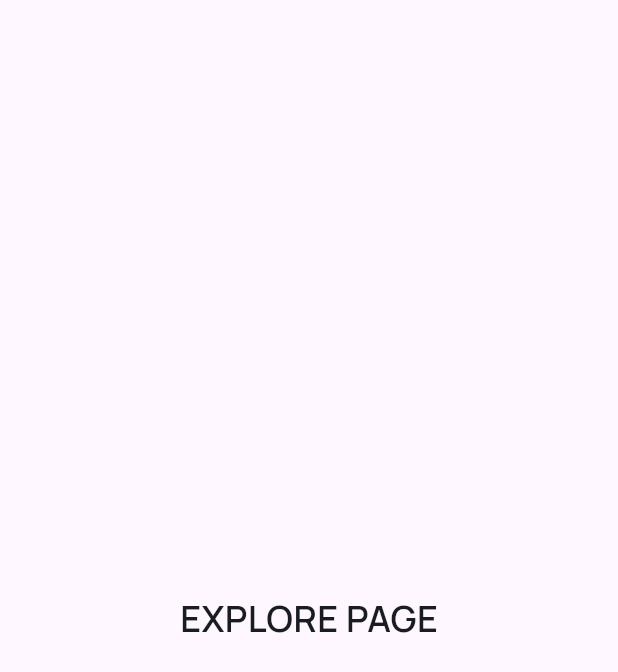
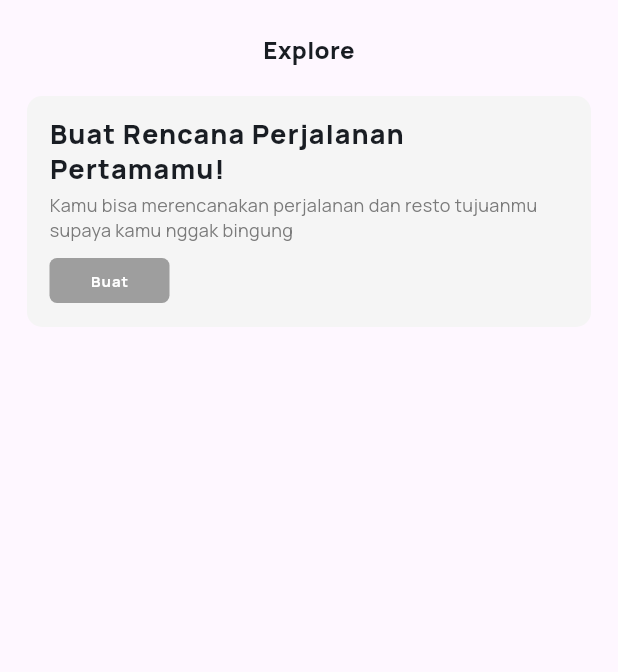
Before and after one commit to sayagaffy/musafir, a Flutter app: the ExplorePage screen opened directly, on a phone screen of 412 x 824 dp. Shown: the top 672 px of the screen. Run offline on Flutter 3.47's test engine with Material 3 defaults, Android fonts, the phone set to English and light mode, and no system bars; our stand-ins replace get, google_fonts, google_maps_flutter, location, persistent_bottom_nav_bar_v2, shared_preferences; accounts and stored records are empty.

Commit message:
new explore page

```diff
--- a/lib/controllers/auth_controller.dart
+++ b/lib/controllers/auth_controller.dart
@@ -30,14 +30,13 @@ class AuthController extends GetxController implements GetxService {
     return responseModel;
   }
 
-  Future<ResponseModel> login(
-      String email, String phone, String password) async {
+  Future<ResponseModel> login(String email, String password) async {
     // print("Getting token");
     // authRepo.getUserToken();
     print(authRepo.getUserToken().toString());
     _isLoading = true;
     update();
-    Response response = await authRepo.login(email, phone, password);
+    Response response = await authRepo.login(email, password);
     late ResponseModel responseModel;
 
     if (response.statusCode == 200) {
--- a/lib/data/api/api_client.dart
+++ b/lib/data/api/api_client.dart
@@ -38,9 +38,10 @@ class ApiClient extends GetConnect implements GetxService {
 
   Future<Response> posData(String uri, dynamic body) async {
     try {
-      Response response = await post(uri, body, headers: _mainHeaders);
+      Response response = await post(uri, body);
       print(uri.toString());
       print(body.toString());
+      print(_mainHeaders.toString());
       return response;
     } catch (e) {
       print(e.toString());
--- a/lib/data/repository/auth_repo.dart
+++ b/lib/data/repository/auth_repo.dart
@@ -27,10 +27,9 @@ class AuthRepo {
     return await sharedPreferences.getString(AppConstans.TOKEN) ?? "None";
   }
 
-  Future<Response> login(String email, String phone, String password) async {
+  Future<Response> login(String email, String password) async {
     dynamic data = jsonEncode(<String, String>{
       'email': email,
-      'phone': phone,
       'password': password,
     });
     return await apiClient.posData(AppConstans.LOGIN_URI, data);
--- a/lib/routes/routes_helper.dart
+++ b/lib/routes/routes_helper.dart
@@ -1,6 +1,8 @@
 import 'package:get/get.dart';
 import 'package:musafir/ui/pages/auth/sign_in_page.dart';
 import 'package:musafir/ui/pages/auth/sign_up_page.dart';
+import 'package:musafir/ui/pages/explore/explore_pages.dart';
+import 'package:musafir/ui/pages/explore/rencana_page.dart';
 import 'package:musafir/ui/pages/main_page.dart';
 import 'package:musafir/ui/pages/splash_widget.dart';
 
@@ -9,6 +11,8 @@ class RouteHelper {
   static const String sigIn = "/sign-in";
   static const String sigUp = "/sign-up";
   static const String initial = "/main";
+  static const String explore = "/explore";
+  static const String rencana = "/explore-rencana";
 
   // ignore: unnecessary_string_interpolations
   static String getSplashPage() => '$splashPage';
@@ -18,6 +22,10 @@ class RouteHelper {
   static String getsigInPage() => '$sigIn';
   // ignore: unnecessary_string_interpolations
   static String getsignUpPage() => '$sigUp';
+  // ignore: unnecessary_string_interpolations
+  static String getExplorePage() => '$explore';
+  // ignore: unnecessary_string_interpolations
+  static String getRencanaPage() => '$rencana';
 
   static List<GetPage> routes = [
     GetPage(
@@ -39,5 +47,15 @@ class RouteHelper {
       page: () => const SignUpPage1(),
       transition: Transition.fade,
     ),
+    GetPage(
+      name: explore,
+      page: () => const ExplorePage(),
+      transition: Transition.leftToRight,
+    ),
+    GetPage(
+      name: rencana,
+      page: () => const RencanaPage(),
+      transition: Transition.rightToLeft,
+    ),
   ];
 }
--- /dev/null
+++ b/lib/ui/pages/explore/explore_pages.dart
@@ -0,0 +1,105 @@
+import 'package:flutter/material.dart';
+import 'package:get/get.dart';
+import 'package:musafir/routes/routes_helper.dart';
+import 'package:musafir/shared/theme.dart';
+
+class ExplorePage extends StatelessWidget {
+  const ExplorePage({super.key});
+
+  Widget header() {
+    return Container(
+      margin: const EdgeInsets.only(top: 21, bottom: 20),
+      width: double.infinity,
+      child: Center(
+        child: Text(
+          'Explore',
+          style: blackTextStyle.copyWith(
+            fontSize: 16,
+            fontWeight: extraBold,
+          ),
+        ),
+      ),
+    );
+  }
+
+  Widget cardPerjalanan() {
+    return Container(
+      margin: const EdgeInsets.only(
+        left: 18,
+        right: 18,
+      ),
+      decoration: BoxDecoration(
+        color: const Color(0xFFF5F5F5),
+        borderRadius: BorderRadius.circular(10),
+      ),
+      padding: const EdgeInsets.only(
+        top: 13,
+        bottom: 13,
+        left: 15,
+        right: 15,
+      ),
+      height: 154,
+      width: double.infinity,
+      child: Column(
+        crossAxisAlignment: CrossAxisAlignment.start,
+        children: [
+          Text(
+            'Buat Rencana Perjalanan\nPertamamu!',
+            style: blackTextStyle.copyWith(
+              fontWeight: extraBold,
+              fontSize: 18,
+              height: 1.3,
+              letterSpacing: 0.7,
+            ),
+          ),
+          const SizedBox(
+            height: 5,
+          ),
+          Text(
+            'Kamu bisa merencanakan perjalanan dan resto tujuanmu supaya kamu nggak bingung',
+            style: greyTextStyle.copyWith(fontSize: 12),
+          ),
+          const SizedBox(
+            height: 10,
+          ),
+          SizedBox(
+            height: 30,
+            width: 80,
+            child: TextButton(
+              onPressed: () {
+                Get.offNamed(RouteHelper.getRencanaPage());
+              },
+              style: TextButton.styleFrom(
+                backgroundColor: const Color(0xFF9E9E9E),
+                shape: RoundedRectangleBorder(
+                  borderRadius: BorderRadius.circular(5),
+                ),
+              ),
+              child: Text(
+                'Buat',
+                style: whiteTextStyle.copyWith(
+                  fontSize: 10,
+                  fontWeight: bold,
+                  letterSpacing: 0.7,
+                ),
+              ),
+            ),
+          ),
+        ],
+      ),
+    );
+  }
+
+  @override
+  Widget build(BuildContext context) {
+    return Scaffold(
+      body: Column(
+        crossAxisAlignment: CrossAxisAlignment.start,
+        children: [
+          header(),
+          cardPerjalanan(),
+        ],
+      ),
+    );
+  }
+}
--- a/lib/ui/pages/explore_pages.dart
+++ /dev/null
@@ -1,21 +0,0 @@
-import 'package:flutter/material.dart';
-import 'package:musafir/shared/theme.dart';
-
-class ExplorePage extends StatelessWidget {
-  const ExplorePage({super.key});
-
-  @override
-  Widget build(BuildContext context) {
-    return Scaffold(
-      body: Center(
-        child: Text(
-          'EXPLORE PAGE',
-          style: blackTextStyle.copyWith(
-            fontSize: 24,
-            fontWeight: semiBold,
-          ),
-        ),
-      ),
-    );
-  }
-}
--- a/lib/ui/pages/main_page.dart
+++ b/lib/ui/pages/main_page.dart
@@ -2,7 +2,8 @@ import 'package:flutter/material.dart';
 import 'package:musafir/shared/theme.dart';
 import 'package:musafir/ui/pages/account_page.dart';
 import 'package:musafir/ui/pages/community_page.dart';
-import 'package:musafir/ui/pages/explore_pages.dart';
+import 'package:musafir/ui/pages/explore/explore_pages.dart';
+
 import 'package:musafir/ui/pages/favorite_page.dart';
 import 'package:musafir/ui/pages/home_page.dart';
 // import 'package:musafir/ui/pages/map_page.dart';
```
Also changed, not shown: lib/models/signup_body_model.dart (+7 -7 lines), lib/ui/pages/auth/sign_in_page.dart (+1 -8 lines), lib/ui/pages/auth/sign_up_page.dart (+22 -21 lines), lib/ui/pages/explore/rencana_page.dart (added, +202 -0 lines), lib/ui/widgets/textfield_date_time.dart (added, +129 -0 lines), lib/ui/widgets/textfield_search.dart (added, +51 -0 lines), lib/utilitis/apps_constants.dart (+6 -5 lines).
